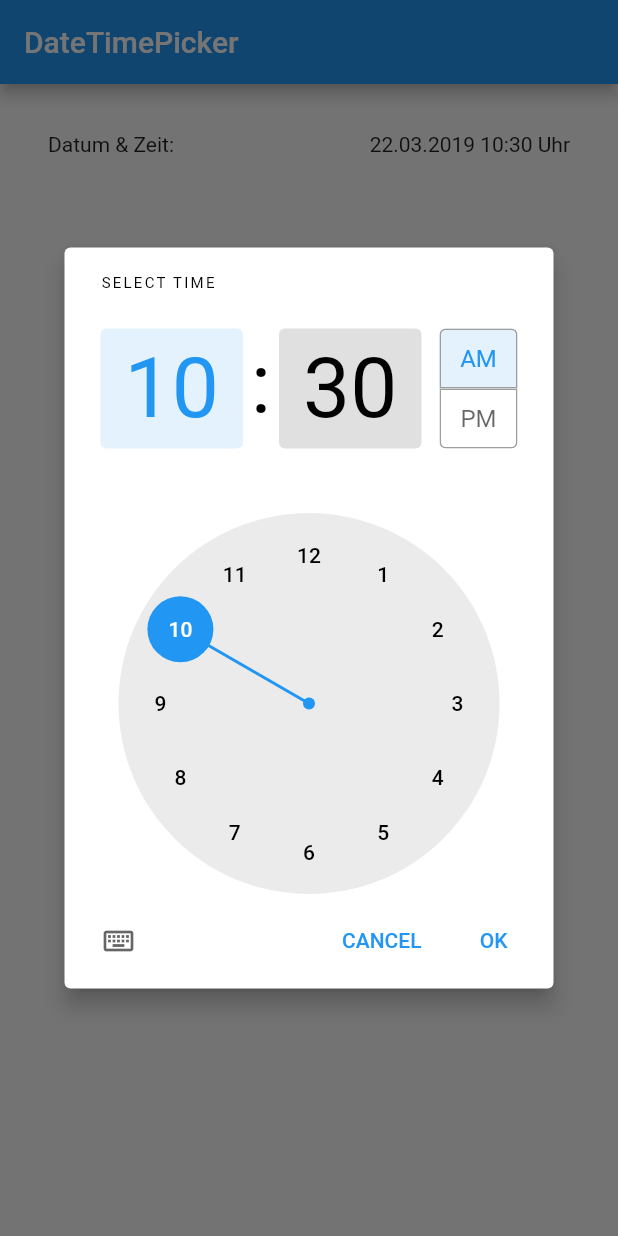
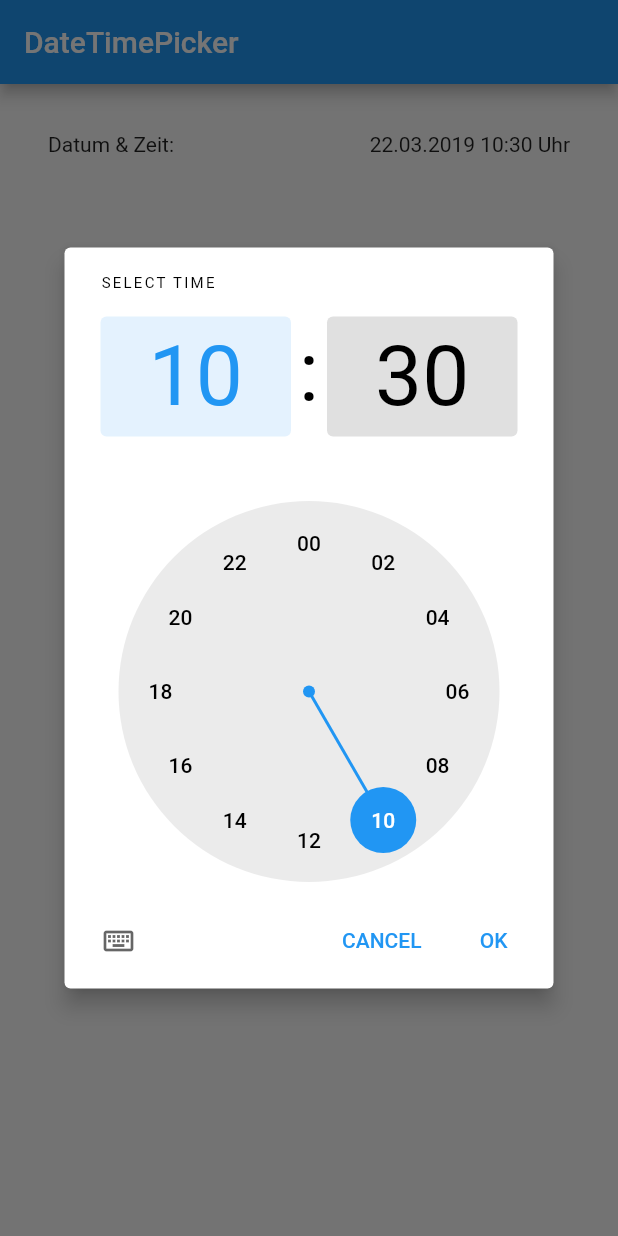
Before and after one commit to hottie85/flutter, a Flutter app: the screen it shows after launch, after a tap on an icon or button, on a phone screen of 412 x 824 dp. Run offline on Flutter 3.47's test engine with Material 2 defaults, Android fonts, the phone set to English and light mode, and no system bars.

Commit message:
Timepicker changes to minutes automatically! Timepicker in German!

```diff
--- a/datetime_picker/lib/date_picker.dart
+++ b/datetime_picker/lib/date_picker.dart
@@ -1,3 +1,5 @@
+import 'dart:async';
+
 import 'package:flutter/material.dart';
 import 'package:intl/intl.dart';
 
--- a/datetime_picker/lib/time_picker.dart
+++ b/datetime_picker/lib/time_picker.dart
@@ -1,3 +1,5 @@
+import 'dart:async';
+
 import 'package:flutter/material.dart';
 import 'package:intl/intl.dart';
 
@@ -11,10 +13,17 @@ class TimePicker extends StatefulWidget {
 class _TimePickerState extends State<TimePicker> {
   TimeOfDay _time = new TimeOfDay.now();
 
-  Future<Null> _selectTime(BuildContext context) async {
+  Future<void> _selectTime(BuildContext context) async {
     final TimeOfDay _picked = await showTimePicker(
-        context: context,
-        initialTime: _time,
+      context: context,
+      initialTime: _time,
+      builder: (BuildContext context, Widget child) {
+        return MediaQuery(
+          data: MediaQuery.of(context).copyWith(alwaysUse24HourFormat: true),
+          child: child,
+        );
+      },
+      locale: const Locale('de'),
     );
 
     if ((_picked != null) && (_picked != _time)) {
@@ -27,9 +36,11 @@ class _TimePickerState extends State<TimePicker> {
   @override
   Widget build(BuildContext context) {
     return new GestureDetector(
-      onTap: () {_selectTime(context);},
-      child: new Text(new DateFormat('HH:mm').format(new DateTime(2000, 1, 1, _time.hour, _time.minute))),
-
+      onTap: () {
+        _selectTime(context);
+      },
+      child: new Text(new DateFormat('HH:mm')
+          .format(new DateTime(2000, 1, 1, _time.hour, _time.minute))),
     );
   }
 }
```
Also changed, not shown: 1 other file.
